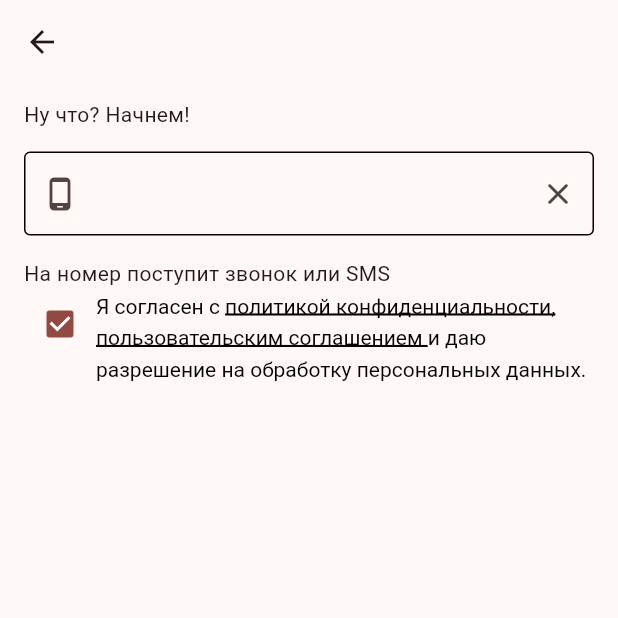
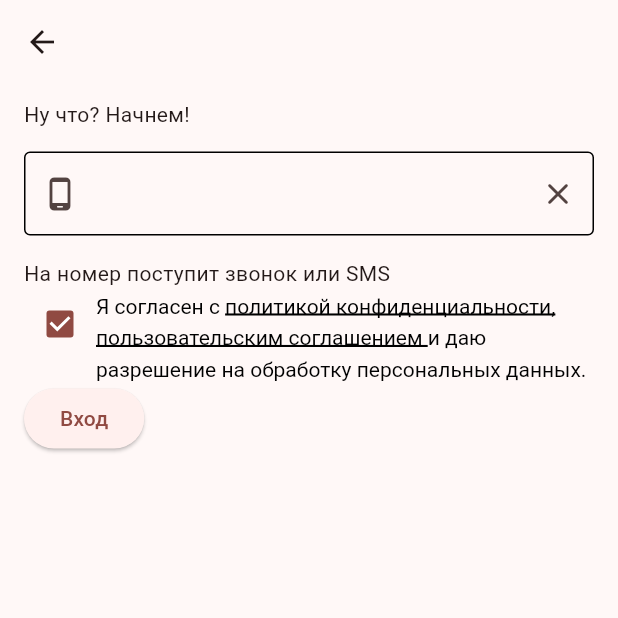
Before and after one commit to ComputerHakka/Food_Delivery, a Flutter app: the screen it shows after launch, in the side drawer, after a tap on "Привет", on a phone screen of 412 x 824 dp, the top half of it. Run offline on Flutter 3.47's test engine with Material 3 defaults, Android fonts, the phone set to English and light mode, and no system bars; our stand-ins replace bloc, equatable, flutter_bloc, flutter_svg, get_it, go_router and 1 more; missing offline and left inert: marqueer, yandex_maps_mapkit.

Commit message:
added auth and yandex mapkit

```diff
--- a/lib/config/routes/routes.dart
+++ b/lib/config/routes/routes.dart
@@ -1,12 +1,15 @@
+import 'package:flutter_bloc/flutter_bloc.dart';
 import 'package:food_delivery_app/core/constants/constants.dart';
 import 'package:food_delivery_app/features/food_delivery/domain/entities/menu.dart';
 import 'package:food_delivery_app/features/food_delivery/domain/entities/sale.dart';
+import 'package:food_delivery_app/features/food_delivery/presentation/bloc/auth/auth_bloc.dart';
 import 'package:food_delivery_app/features/food_delivery/presentation/screens/auth/auth_screen.dart';
 import 'package:food_delivery_app/features/food_delivery/presentation/screens/bonuses/bonuses_screen.dart';
 import 'package:food_delivery_app/features/food_delivery/presentation/screens/cart/cart_screen.dart';
 import 'package:food_delivery_app/features/food_delivery/presentation/screens/catalog/catalog_screen.dart';
 import 'package:food_delivery_app/features/food_delivery/presentation/screens/catalog/product_details_screen.dart';
 import 'package:food_delivery_app/features/food_delivery/presentation/screens/copmany_info/company_information_scrre.dart';
+import 'package:food_delivery_app/features/food_delivery/presentation/screens/delivery_conditions/delivery_conditions_screen.dart';
 import 'package:food_delivery_app/features/food_delivery/presentation/screens/filters/filters_screen.dart';
 import 'package:food_delivery_app/features/food_delivery/presentation/screens/main/main_screen.dart';
 import 'package:food_delivery_app/features/food_delivery/presentation/screens/notifications/notifications_screen.dart';
@@ -81,9 +84,20 @@ class AppRoutes {
             ],
           ),
           GoRoute(
+            path: 'delivery',
+            name: RouteNames.deliveryConditionsScreen,
+            builder: (context, state) => const DeliveryConditionsScreen(),
+          ),
+          GoRoute(
             path: 'auth',
             name: RouteNames.authorizationScreen,
             builder: (context, state) => const AuthScreen(),
+            redirect: (context, state) {
+              final state = context.read<AuthBloc>().state;
+              if (state is AuthorizedState) return '/main/profile';
+
+              return null;
+            },
           ),
           GoRoute(
             path: 'profile',
--- a/lib/core/constants/constants.dart
+++ b/lib/core/constants/constants.dart
@@ -18,4 +18,5 @@ class RouteNames {
   static const companyInfoScreen = 'company_info_screen';
   static const catalogScreen = 'catalog_screen';
   static const filterScreen = 'filter_screen';
+  static const deliveryConditionsScreen = 'delivery_conditions_screen';
 }
--- /dev/null
+++ b/lib/features/food_delivery/domain/entities/user.dart
@@ -0,0 +1,13 @@
+class UserEntity {
+  final String name;
+  final String email;
+  final String phone;
+  final DateTime? birthday;
+
+  UserEntity({
+    required this.name,
+    required this.email,
+    required this.phone,
+    this.birthday,
+  });
+}
--- a/lib/features/food_delivery/presentation/bloc/auth/auth_bloc.dart
+++ b/lib/features/food_delivery/presentation/bloc/auth/auth_bloc.dart
@@ -1,13 +1,51 @@
 import 'package:bloc/bloc.dart';
 import 'package:equatable/equatable.dart';
+import 'package:food_delivery_app/features/food_delivery/domain/entities/user.dart';
+import 'package:shared_preferences/shared_preferences.dart';
 
 part 'auth_event.dart';
 part 'auth_state.dart';
 
 class AuthBloc extends Bloc<AuthEvent, AuthState> {
-  AuthBloc() : super(AuthInitial()) {
-    on<AuthEvent>((event, emit) {
-      // TODO: implement event handler
-    });
+  final SharedPreferences prefs;
+  AuthBloc(this.prefs) : super(AuthInitial()) {
+    on<LogInEvent>(onLogIn);
+    on<LogOutEvent>(onLogOut);
+    on<CheckAuthEvent>(onCheckAuth);
+  }
+
+  Future<void> onLogIn(LogInEvent event, Emitter<AuthState> emit) async {
+    await prefs.setBool('isAuth', true);
+    final user = UserEntity(
+      name: prefs.getString('name')!,
+      email: prefs.getString('email')!,
+      phone: prefs.getString('phone')!,
+    );
+    emit(AuthorizedState(user: user));
+  }
+
+  void onLogOut(LogOutEvent event, Emitter<AuthState> emit) {
+    prefs.setBool('isAuth', false);
+    emit(const UnAuthorizedState());
+  }
+
+  Future<void> onCheckAuth(
+      CheckAuthEvent event, Emitter<AuthState> emit) async {
+    if (!prefs.containsKey('isAuth')) {
+      await prefs.setBool('isAuth', false);
+      await prefs.setString('name', 'Вячеслав');
+      await prefs.setString('phone', '+7 999 999 99 99');
+      await prefs.setString('email', 'wVhXU@example.com');
+      emit(const UnAuthorizedState());
+    } else if (prefs.getBool('isAuth')!) {
+      final user = UserEntity(
+        name: prefs.getString('name')!,
+        email: prefs.getString('email')!,
+        phone: prefs.getString('phone')!,
+      );
+      emit(AuthorizedState(user: user));
+    } else {
+      emit(const UnAuthorizedState());
+    }
   }
 }
--- a/lib/features/food_delivery/presentation/bloc/auth/auth_event.dart
+++ b/lib/features/food_delivery/presentation/bloc/auth/auth_event.dart
@@ -6,3 +6,15 @@ sealed class AuthEvent extends Equatable {
   @override
   List<Object> get props => [];
 }
+
+class LogInEvent extends AuthEvent {
+  const LogInEvent();
+}
+
+class LogOutEvent extends AuthEvent {
+  const LogOutEvent();
+}
+
+class CheckAuthEvent extends AuthEvent {
+  const CheckAuthEvent();
+}
--- a/lib/features/food_delivery/presentation/bloc/auth/auth_state.dart
+++ b/lib/features/food_delivery/presentation/bloc/auth/auth_state.dart
@@ -1,10 +1,28 @@
 part of 'auth_bloc.dart';
 
 sealed class AuthState extends Equatable {
-  const AuthState();
+  const AuthState({this.user});
+
+  final UserEntity? user;
 
   @override
   List<Object> get props => [];
 }
 
 final class AuthInitial extends AuthState {}
+
+final class AuthLoading extends AuthState {
+  const AuthLoading();
+}
+
+final class AuthorizedState extends AuthState {
+  const AuthorizedState({super.user});
+}
+
+final class UnAuthorizedState extends AuthState {
+  const UnAuthorizedState();
+}
+
+final class AuthError extends AuthState {
+  const AuthError();
+}
--- a/lib/features/food_delivery/presentation/screens/auth/auth_screen.dart
+++ b/lib/features/food_delivery/presentation/screens/auth/auth_screen.dart
@@ -1,4 +1,7 @@
 import 'package:flutter/material.dart';
+import 'package:flutter_bloc/flutter_bloc.dart';
+import 'package:food_delivery_app/features/food_delivery/presentation/bloc/auth/auth_bloc.dart';
+import 'package:go_router/go_router.dart';
 
 class AuthScreen extends StatefulWidget {
   const AuthScreen({super.key});
@@ -71,10 +74,27 @@ class _AuthScreenState extends State<AuthScreen> {
                                 'и даю разрешение на обработку персональных данных.',
                             style: basicText),
                       ],
-                  )),
-                )
+                    ),
+                  ),
+                ),
               ],
-            )
+            ),
+            ElevatedButton(
+              onPressed: () {
+                BlocProvider.of<AuthBloc>(context).add(const LogInEvent());
+                //GoRouter.of(context).refresh();
+              },
+              child: const Text('Вход'),
+            ),
+            BlocListener(
+              listener: (context, state) {
+                if (state is AuthorizedState) {
+                  GoRouter.of(context).refresh();
+                }
+              },
+              bloc: BlocProvider.of<AuthBloc>(context),
+              child: const SizedBox.shrink(),
+            ),
           ],
         ),
       ),
--- a/lib/features/food_delivery/presentation/screens/main/main_screen.dart
+++ b/lib/features/food_delivery/presentation/screens/main/main_screen.dart
@@ -5,6 +5,7 @@ import 'package:food_delivery_app/config/theme/app_themes.dart';
 import 'package:food_delivery_app/core/constants/constants.dart';
 import 'package:food_delivery_app/features/food_delivery/domain/entities/category.dart';
 import 'package:food_delivery_app/features/food_delivery/domain/entities/sale.dart';
+import 'package:food_delivery_app/features/food_delivery/presentation/bloc/auth/auth_bloc.dart';
 import 'package:food_delivery_app/features/food_delivery/presentation/bloc/cart/cart_bloc.dart';
 import 'package:go_router/go_router.dart';
 import 'package:marqueer/marqueer.dart';
@@ -172,22 +173,37 @@ class DrawerMenuWidget extends StatelessWidget {
                 onTap: () {
                   GoRouter.of(context).goNamed(RouteNames.authorizationScreen);
                 },
-                child: const Padding(
-                  padding: EdgeInsets.symmetric(horizontal: 10, vertical: 5),
+                child: Padding(
+                  padding:
+                      const EdgeInsets.symmetric(horizontal: 10, vertical: 5),
                   child: Row(
                     children: [
-                      CircleAvatar(),
-                      SizedBox(
+                      const CircleAvatar(),
+                      const SizedBox(
                         width: 15,
                       ),
-                      Column(
+                      BlocBuilder<AuthBloc, AuthState>(
+                        builder: (context, state) {
+                          if (state is AuthorizedState) {
+                            return Column(
+                              crossAxisAlignment: CrossAxisAlignment.start,
+                              mainAxisAlignment: MainAxisAlignment.center,
+                              children: [
+                                Text(state.user!.name),
+                                Text(state.user!.phone),
+                              ],
+                            );
+                          }
+                          return const Column(
                             crossAxisAlignment: CrossAxisAlignment.start,
                             mainAxisAlignment: MainAxisAlignment.center,
                             children: [
                               Text('Привет'),
                               Text('Войти'),
                             ],
-                      )
+                          );
+                        },
+                      ),
                     ],
                   ),
                 ),
@@ -200,7 +216,6 @@ class DrawerMenuWidget extends StatelessWidget {
           ),
           Expanded(
             child: ListView(
-              physics: const NeverScrollableScrollPhysics(),
               children: [
                 ListTile(
                   title: const Text('Уведомления'),
@@ -210,11 +225,43 @@ class DrawerMenuWidget extends StatelessWidget {
                         .goNamed(RouteNames.notifiactionsScreen);
                   },
                 ),
+                BlocBuilder<AuthBloc, AuthState>(
+                  builder: (context, state) {
+                    if (state is AuthorizedState) {
+                      return Column(
+                        children: [
+                          ListTile(
+                            title: const Text('Избранное'),
+                            leading: const Icon(Icons.favorite_border_rounded),
+                            onTap: () {},
+                          ),
+                          ListTile(
+                            title: const Text('История заказов'),
+                            leading: const Icon(Icons.history_rounded),
+                            onTap: () {},
+                          ),
+                        ],
+                      );
+                    }
+                    return const SizedBox.shrink();
+                  },
+                ),
                 ListTile(
                   title: const Text('Бонусы'),
                   leading: const Icon(Icons.wallet_giftcard_rounded),
                   onTap: () {
                     GoRouter.of(context).goNamed(RouteNames.bonusesScreen);
+                  },
+                ),
+                BlocBuilder<AuthBloc, AuthState>(
+                  builder: (context, state) {
+                    if (state is AuthorizedState) {
+                      return const Padding(
+                        padding: EdgeInsets.symmetric(horizontal: 20),
+                        child: Divider(),
+                      );
+                    }
+                    return const SizedBox.shrink();
                   },
                 ),
                 ListTile(
@@ -234,7 +281,10 @@ class DrawerMenuWidget extends StatelessWidget {
                 ListTile(
                   title: const Text('Условия доставки'),
                   leading: const Icon(Icons.pedal_bike_rounded),
-                  onTap: () {},
+                  onTap: () {
+                    GoRouter.of(context)
+                        .goNamed(RouteNames.deliveryConditionsScreen);
+                  },
                 ),
                 ListTile(
                   title: const Text('Настройки'),
@@ -259,6 +309,21 @@ class DrawerMenuWidget extends StatelessWidget {
                     await launchUrl(smsLaunchUri);
                   },
                 ),
+                BlocBuilder<AuthBloc, AuthState>(
+                  builder: (context, state) {
+                    if (state is AuthorizedState) {
+                      return ListTile(
+                        title: const Text('Выход'),
+                        leading: const Icon(Icons.exit_to_app_rounded),
+                        onTap: () {
+                          BlocProvider.of<AuthBloc>(context)
+                              .add(const LogOutEvent());
+                        },
+                      );
+                    }
+                    return const SizedBox.shrink();
+                  },
+                )
               ],
             ),
           ),
--- a/lib/injection_container.dart
+++ b/lib/injection_container.dart
@@ -1,12 +1,14 @@
+import 'package:food_delivery_app/features/food_delivery/presentation/bloc/auth/auth_bloc.dart';
 import 'package:food_delivery_app/features/food_delivery/presentation/bloc/cart/cart_bloc.dart';
 import 'package:get_it/get_it.dart';
 import 'package:shared_preferences/shared_preferences.dart';
 
 final container = GetIt.instance;
-final SharedPreferencesAsync asyncPrefs = SharedPreferencesAsync();
 
 Future<void> initializeDependencies() async {
-  container.registerLazySingleton<SharedPreferencesAsync>(() => asyncPrefs);
+  final SharedPreferences prefs = await SharedPreferences.getInstance();
+  container.registerSingleton<SharedPreferences>(prefs);
 
   container.registerFactory<CartBloc>(() => CartBloc());
+  container.registerFactory<AuthBloc>(() => AuthBloc(container()));
 }
--- a/lib/main.dart
+++ b/lib/main.dart
@@ -2,12 +2,15 @@ import 'package:flutter/material.dart';
 import 'package:flutter_bloc/flutter_bloc.dart';
 import 'package:food_delivery_app/config/routes/routes.dart';
 import 'package:food_delivery_app/config/theme/app_themes.dart';
+import 'package:food_delivery_app/features/food_delivery/presentation/bloc/auth/auth_bloc.dart';
 import 'package:food_delivery_app/features/food_delivery/presentation/bloc/cart/cart_bloc.dart';
 import 'package:food_delivery_app/injection_container.dart';
+import 'package:yandex_maps_mapkit/init.dart' as init;
 
 void main() async {
   WidgetsFlutterBinding.ensureInitialized();
   await initializeDependencies();
+  await init.initMapkit(apiKey: '0ac6dc91-107b-4108-9b11-82210da98120');
   runApp(const MyApp());
 }
 
@@ -16,8 +19,15 @@ class MyApp extends StatelessWidget {
 
   @override
   Widget build(BuildContext context) {
-    return BlocProvider<CartBloc>(
-      create: (context) => container(),
+    return MultiBlocProvider(
+      providers: [
+        BlocProvider<CartBloc>(
+          create: (context) => container(),
+        ),
+        BlocProvider<AuthBloc>(
+          create: (context) => container()..add(const CheckAuthEvent()),
+        ),
+      ],
       child: MaterialApp.router(
         title: 'Food Delivery',
         debugShowCheckedModeBanner: false,
--- a/pubspec.yaml
+++ b/pubspec.yaml
@@ -47,6 +47,7 @@ dependencies:
   marqueer: ^1.4.5
   dotted_border: ^2.1.0
   shared_preferences: ^2.3.2
+  yandex_maps_mapkit: ^4.7.0
   flutter_localizations:
     sdk: flutter
 
```
Also changed, not shown: lib/features/food_delivery/presentation/screens/delivery_conditions/delivery_conditions_screen.dart (added, +60 -0 lines), lib/core/assets/images/ic_pin.png (added), pubspec.lock, 3 other files. Lines whose indentation alone changed are shown as unchanged.
